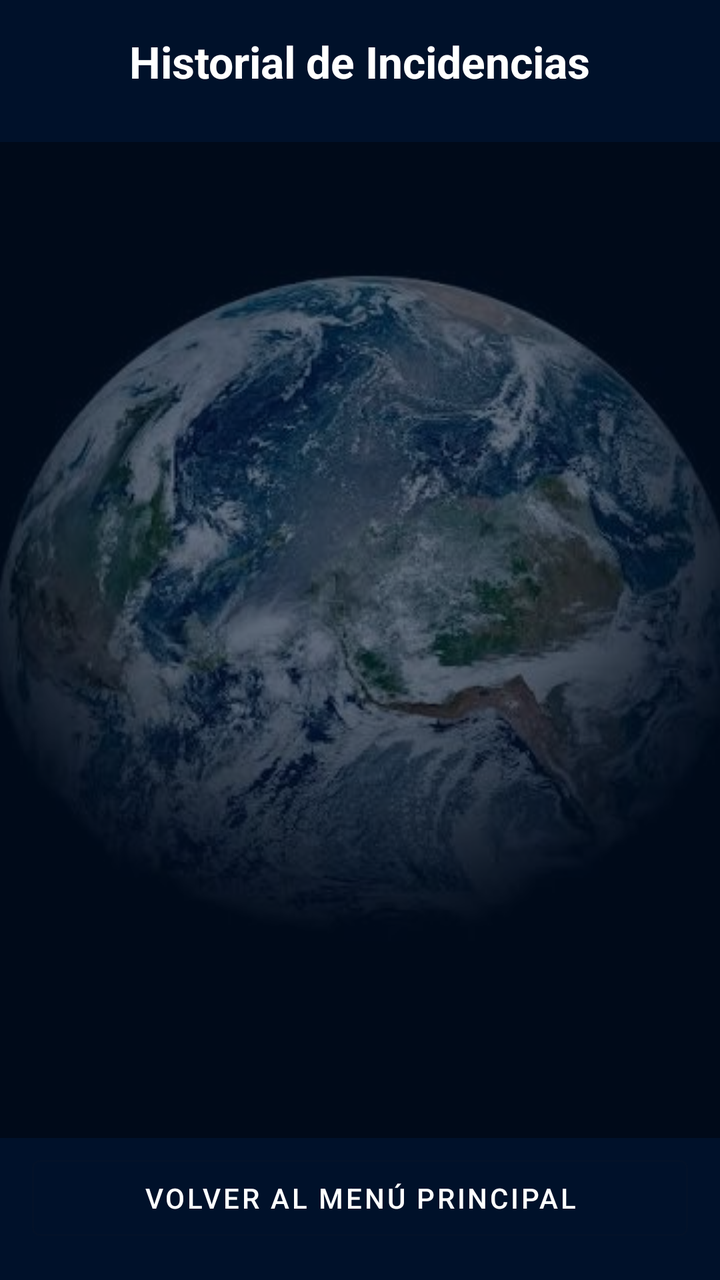
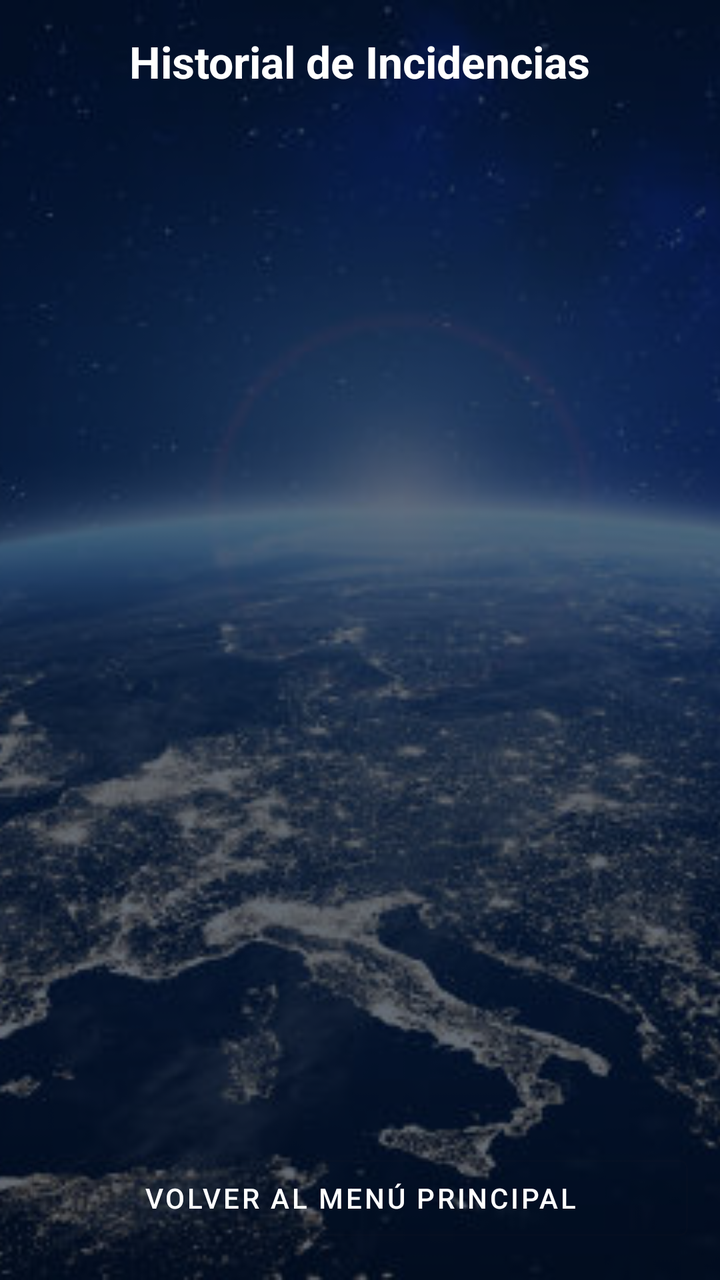

Two renders of the same Android screen: before a commit and after it. Below are the layout's source before the change and the commit's diff.
<!-- AndroidManifest.xml: application theme Theme.GeoRegristro -->
<!-- res/layout/activity_historial.xml -->
<?xml version="1.0" encoding="utf-8"?>
<LinearLayout xmlns:android="http://schemas.android.com/apk/res/android"
    android:layout_width="match_parent"
    android:layout_height="match_parent"
    android:orientation="vertical"
    android:padding="16dp"
    android:background="@drawable/bg_tierra">

    <TextView
        android:layout_width="wrap_content"
        android:layout_height="wrap_content"
        android:text="Historial de Incidencias"
        android:textSize="22sp"
        android:textStyle="bold"
        android:textColor="#FFFFFF"
        android:layout_gravity="center_horizontal"
        android:layout_marginBottom="16dp" />

    <androidx.recyclerview.widget.RecyclerView
        android:id="@+id/rvIncidencias"
        android:layout_width="match_parent"
        android:layout_height="0dp"
        android:layout_weight="1"
        android:layout_marginBottom="16dp" />

    <Button
        android:id="@+id/btnVolverMenu"
        android:layout_width="match_parent"
        android:layout_height="50dp"
        android:text="Volver al Menú Principal"
        android:textColor="#FFFFFF"
        style="@style/Widget.MaterialComponents.Button.OutlinedButton" />

</LinearLayout>
<!-- resources referenced by this layout -->
<resources>
  <!-- drawable bg_tierra (drawable) -->
  <?xml version="1.0" encoding="utf-8"?>
  <layer-list xmlns:android="http://schemas.android.com/apk/res/android">
      
      <item>
          <color android:color="#00122A" />
      </item>
  
      
      <item>
          <bitmap
              android:src="@drawable/tierra"
              android:gravity="center"
              android:tileMode="disabled" />
      </item>
  
      
      <item>
          <color android:color="#9900122A" />
      </item>
  </layer-list>
  <style name="Theme.GeoRegristro" parent="Base.Theme.GeoRegristro" />
  <!-- drawable tierra: jpg bitmap (drawable, 26514 bytes) -->
  <style name="Base.Theme.GeoRegristro" parent="Theme.Material3.DayNight.NoActionBar">
          
          <item name="colorPrimary">@color/earth_blue_primary</item>
          <item name="colorOnPrimary">@color/earth_blue_on_primary</item>
          <item name="colorPrimaryContainer">@color/earth_blue_container</item>
          <item name="colorOnPrimaryContainer">@color/earth_blue_on_container</item>
          <item name="colorSecondary">@color/earth_cyan_secondary</item>
          <item name="colorSecondaryContainer">@color/earth_cyan_container</item>
          <item name="android:statusBarColor">@color/earth_blue_primary</item>
      </style>
  <color name="earth_blue_primary">#0B57D0</color>
  <color name="earth_blue_on_primary">#FFFFFF</color>
  <color name="earth_blue_container">#D3E3FD</color>
  <color name="earth_blue_on_container">#041E49</color>
  <color name="earth_cyan_secondary">#006874</color>
  <color name="earth_cyan_container">#97F0FF</color>
</resources>

<!-- the commit's change to res/layout/activity_historial.xml (unified diff, before → after) -->
@@ -1,34 +1,52 @@
 <?xml version="1.0" encoding="utf-8"?>
-<LinearLayout xmlns:android="http://schemas.android.com/apk/res/android"
+<FrameLayout xmlns:android="http://schemas.android.com/apk/res/android"
     android:layout_width="match_parent"
-    android:layout_height="match_parent"
-    android:orientation="vertical"
-    android:padding="16dp"
-    android:background="@drawable/bg_tierra">
+    android:layout_height="match_parent">
 
-    <TextView
-        android:layout_width="wrap_content"
-        android:layout_height="wrap_content"
-        android:text="Historial de Incidencias"
-        android:textSize="22sp"
-        android:textStyle="bold"
-        android:textColor="#FFFFFF"
-        android:layout_gravity="center_horizontal"
-        android:layout_marginBottom="16dp" />
+    
+    <ImageView
+        android:layout_width="match_parent"
+        android:layout_height="match_parent"
+        android:src="@drawable/tierra"
+        android:scaleType="centerCrop"
+        android:importantForAccessibility="no" />
 
-    <androidx.recyclerview.widget.RecyclerView
-        android:id="@+id/rvIncidencias"
+    
+    <View
         android:layout_width="match_parent"
-        android:layout_height="0dp"
-        android:layout_weight="1"
-        android:layout_marginBottom="16dp" />
+        android:layout_height="match_parent"
+        android:background="#9900122A" />
 
-    <Button
-        android:id="@+id/btnVolverMenu"
+    <LinearLayout
         android:layout_width="match_parent"
-        android:layout_height="50dp"
-        android:text="Volver al Menú Principal"
-        android:textColor="#FFFFFF"
-        style="@style/Widget.MaterialComponents.Button.OutlinedButton" />
+        android:layout_height="match_parent"
+        android:orientation="vertical"
+        android:padding="16dp">
 
-</LinearLayout>
+        <TextView
+            android:layout_width="wrap_content"
+            android:layout_height="wrap_content"
+            android:text="Historial de Incidencias"
+            android:textSize="22sp"
+            android:textStyle="bold"
+            android:textColor="#FFFFFF"
+            android:layout_gravity="center_horizontal"
+            android:layout_marginBottom="16dp" />
+
+        <androidx.recyclerview.widget.RecyclerView
+            android:id="@+id/rvIncidencias"
+            android:layout_width="match_parent"
+            android:layout_height="0dp"
+            android:layout_weight="1"
+            android:layout_marginBottom="16dp" />
+
+        <Button
+            android:id="@+id/btnVolverMenu"
+            android:layout_width="match_parent"
+            android:layout_height="50dp"
+            android:text="Volver al Menú Principal"
+            android:textColor="#FFFFFF"
+            style="@style/Widget.MaterialComponents.Button.OutlinedButton" />
+
+    </LinearLayout>
+</FrameLayout>
<!-- resource entries referenced after the edit -->
@@ -1,28 +1,7 @@
 <!-- resources referenced by this layout -->
 <resources>
-  <!-- drawable bg_tierra (drawable) -->
-  <?xml version="1.0" encoding="utf-8"?>
-  <layer-list xmlns:android="http://schemas.android.com/apk/res/android">
-      
-      <item>
-          <color android:color="#00122A" />
-      </item>
-  
-      
-      <item>
-          <bitmap
-              android:src="@drawable/tierra"
-              android:gravity="center"
-              android:tileMode="disabled" />
-      </item>
-  
-      
-      <item>
-          <color android:color="#9900122A" />
-      </item>
-  </layer-list>
   <style name="Theme.GeoRegristro" parent="Base.Theme.GeoRegristro" />
-  <!-- drawable tierra: jpg bitmap (drawable, 26514 bytes) -->
+  <!-- drawable tierra: jpg bitmap (drawable, 47037 bytes) -->
   <style name="Base.Theme.GeoRegristro" parent="Theme.Material3.DayNight.NoActionBar">
           
           <item name="colorPrimary">@color/earth_blue_primary</item>
